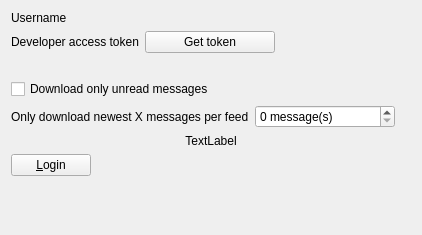
Above: src/librssguard/services/feedly/gui/feedlyaccountdetails.ui from martinrotter/rssguard before the change. Below: the same form after it.
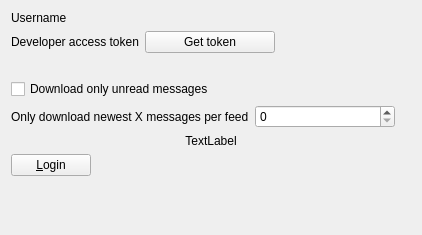
That is the form after the change. Custom widgets are drawn as their Qt base class.

Commit message: separate message count limit setting to own widget

What changed in the file:
```diff
--- a/src/librssguard/services/feedly/gui/feedlyaccountdetails.ui
+++ b/src/librssguard/services/feedly/gui/feedlyaccountdetails.ui
@@ -72,9 +72,6 @@
          <height>16777215</height>
         </size>
        </property>
-       <property name="suffix">
-        <string> message(s)</string>
-       </property>
       </widget>
      </item>
     </layout>
@@ -145,6 +142,11 @@
    <header>labelwithstatus.h</header>
    <container>1</container>
   </customwidget>
+  <customwidget>
+   <class>MessageCountSpinBox</class>
+   <extends>QSpinBox</extends>
+   <header>messagecountspinbox.h</header>
+  </customwidget>
  </customwidgets>
  <resources/>
  <connections/>
```
Left out of the diff: 2 changed lines with no effect on the pictures. The commit also changes 14 other files.
